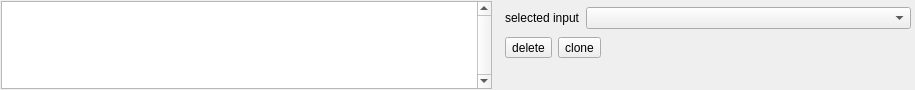
The window that settings/xvpropwdgt.ui (CDullin/xVTK) describes before a commit, drawn with Qt 5.
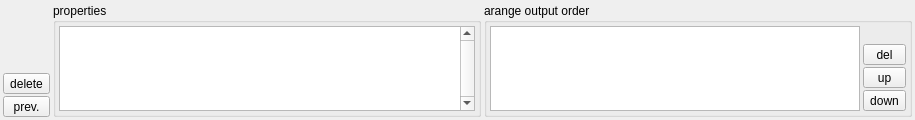
The same window after the commit. Custom widgets are drawn as their Qt base class.

Commit message: updated base class added arduino templates added cvs import objecte added some icons

```diff
--- a/settings/xvpropwdgt.ui
+++ b/settings/xvpropwdgt.ui
@@ -7,21 +7,109 @@
     <x>0</x>
     <y>0</y>
     <width>915</width>
-    <height>90</height>
+    <height>120</height>
    </rect>
   </property>
+  <property name="sizePolicy">
+   <sizepolicy hsizetype="Preferred" vsizetype="Expanding">
+    <horstretch>0</horstretch>
+    <verstretch>0</verstretch>
+   </sizepolicy>
+  </property>
+  <property name="maximumSize">
+   <size>
+    <width>16777215</width>
+    <height>228</height>
+   </size>
+  </property>
   <property name="windowTitle">
    <string>Form</string>
   </property>
+  <layout class="QHBoxLayout" name="horizontalLayout_2">
+   <property name="spacing">
+    <number>3</number>
+   </property>
+   <property name="leftMargin">
+    <number>3</number>
+   </property>
+   <property name="topMargin">
+    <number>3</number>
+   </property>
+   <property name="rightMargin">
+    <number>3</number>
+   </property>
+   <property name="bottomMargin">
+    <number>3</number>
+   </property>
+   <item>
+    <layout class="QVBoxLayout" name="verticalLayout_3">
+     <property name="spacing">
+      <number>2</number>
+     </property>
+     <item>
+      <spacer name="verticalSpacer">
+       <property name="orientation">
+        <enum>Qt::Vertical</enum>
+       </property>
+       <property name="sizeHint" stdset="0">
+        <size>
+         <width>20</width>
+         <height>40</height>
+        </size>
+       </property>
+      </spacer>
+     </item>
+     <item>
+      <widget class="QToolButton" name="pDeleteTB">
+       <property name="sizePolicy">
+        <sizepolicy hsizetype="Minimum" vsizetype="Fixed">
+         <horstretch>0</horstretch>
+         <verstretch>0</verstretch>
+        </sizepolicy>
+       </property>
+       <property name="text">
+        <string>delete</string>
+       </property>
+      </widget>
+     </item>
+     <item>
+      <widget class="QToolButton" name="pPreviewTB">
+       <property name="sizePolicy">
+        <sizepolicy hsizetype="Minimum" vsizetype="Fixed">
+         <horstretch>0</horstretch>
+         <verstretch>0</verstretch>
+        </sizepolicy>
+       </property>
+       <property name="text">
+        <string>prev.</string>
+       </property>
+      </widget>
+     </item>
+    </layout>
+   </item>
+   <item>
+    <widget class="QGroupBox" name="groupBox_2">
+     <property name="title">
+      <string>properties</string>
+     </property>
+     <layout class="QVBoxLayout" name="verticalLayout">
+      <property name="spacing">
+       <number>3</number>
+      </property>
+      <property name="leftMargin">
+       <number>3</number>
+      </property>
+      <property name="topMargin">
+       <number>3</number>
+      </property>
+      <property name="rightMargin">
+       <number>3</number>
+      </property>
+      <property name="bottomMargin">
+       <number>3</number>
+      </property>
+      <item>
   <widget class="xVPropTable" name="pPropTable">
-   <property name="geometry">
-    <rect>
-     <x>1</x>
-     <y>1</y>
-     <width>491</width>
-     <height>88</height>
-    </rect>
-   </property>
    <property name="verticalScrollBarPolicy">
     <enum>Qt::ScrollBarAlwaysOn</enum>
    </property>
@@ -48,82 +136,97 @@
     </property>
    </column>
   </widget>
-  <widget class="QWidget" name="layoutWidget">
-   <property name="geometry">
-    <rect>
-     <x>505</x>
-     <y>5</y>
-     <width>406</width>
-     <height>57</height>
-    </rect>
-   </property>
-   <layout class="QVBoxLayout" name="verticalLayout">
+      </item>
+     </layout>
+    </widget>
+   </item>
     <item>
+    <widget class="QGroupBox" name="groupBox">
+     <property name="title">
+      <string>arange output order</string>
+     </property>
      <layout class="QHBoxLayout" name="horizontalLayout">
-      <item>
-       <widget class="QLabel" name="label">
-        <property name="text">
-         <string>selected input</string>
-        </property>
-       </widget>
-      </item>
-      <item>
-       <widget class="QComboBox" name="pSelectedInputCB">
-        <property name="sizePolicy">
-         <sizepolicy hsizetype="MinimumExpanding" vsizetype="Fixed">
-          <horstretch>0</horstretch>
-          <verstretch>0</verstretch>
-         </sizepolicy>
-        </property>
-       </widget>
-      </item>
-     </layout>
-    </item>
-    <item>
-     <layout class="QHBoxLayout" name="horizontalLayout_2">
-      <item>
-       <widget class="QToolButton" name="pDeleteTB">
-        <property name="sizePolicy">
-         <sizepolicy hsizetype="Minimum" vsizetype="Fixed">
-          <horstretch>0</horstretch>
-          <verstretch>0</verstretch>
-         </sizepolicy>
-        </property>
-        <property name="text">
-         <string>delete</string>
-        </property>
-       </widget>
+      <property name="spacing">
+       <number>3</number>
+      </property>
+      <property name="leftMargin">
+       <number>3</number>
+      </property>
+      <property name="topMargin">
+       <number>3</number>
+      </property>
+      <property name="rightMargin">
+       <number>3</number>
+      </property>
+      <property name="bottomMargin">
+       <number>3</number>
+      </property>
+      <item>
+       <widget class="QListView" name="listView"/>
       </item>
       <item>
-       <widget class="QToolButton" name="pCloneTB">
-        <property name="sizePolicy">
-         <sizepolicy hsizetype="Minimum" vsizetype="Fixed">
-          <horstretch>0</horstretch>
-          <verstretch>0</verstretch>
-         </sizepolicy>
+       <layout class="QVBoxLayout" name="verticalLayout_2">
+        <property name="spacing">
+         <number>2</number>
         </property>
-        <property name="text">
-         <string>clone</string>
-        </property>
-       </widget>
-      </item>
       <item>
-       <spacer name="horizontalSpacer">
+         <spacer name="verticalSpacer_2">
         <property name="orientation">
-         <enum>Qt::Horizontal</enum>
+           <enum>Qt::Vertical</enum>
         </property>
         <property name="sizeHint" stdset="0">
          <size>
-          <width>40</width>
-          <height>20</height>
+            <width>20</width>
+            <height>40</height>
          </size>
         </property>
        </spacer>
       </item>
+        <item>
+         <widget class="QToolButton" name="pDelConnectionTB">
+          <property name="sizePolicy">
+           <sizepolicy hsizetype="Minimum" vsizetype="Fixed">
+            <horstretch>0</horstretch>
+            <verstretch>0</verstretch>
+           </sizepolicy>
+          </property>
+          <property name="text">
+           <string>del</string>
+          </property>
+         </widget>
+        </item>
+        <item>
+         <widget class="QToolButton" name="pUpConnectionTB">
+          <property name="sizePolicy">
+           <sizepolicy hsizetype="Minimum" vsizetype="Fixed">
+            <horstretch>0</horstretch>
+            <verstretch>0</verstretch>
+           </sizepolicy>
+          </property>
+          <property name="text">
+           <string>up</string>
+          </property>
+         </widget>
+        </item>
+        <item>
+         <widget class="QToolButton" name="pDownConnectionTB">
+          <property name="sizePolicy">
+           <sizepolicy hsizetype="Minimum" vsizetype="Fixed">
+            <horstretch>0</horstretch>
+            <verstretch>0</verstretch>
+           </sizepolicy>
+          </property>
+          <property name="text">
+           <string>down</string>
+          </property>
+         </widget>
+        </item>
      </layout>
     </item>
    </layout>
   </widget>
+   </item>
+  </layout>
  </widget>
  <customwidgets>
   <customwidget>
```
Lines whose indentation alone changed are shown as unchanged. The commit also changes 90 other files.
